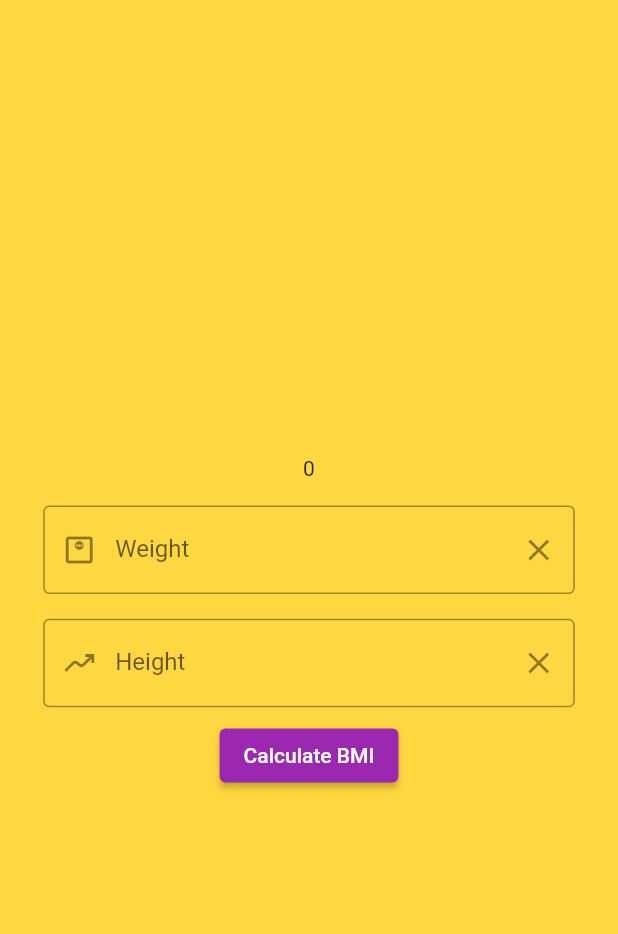
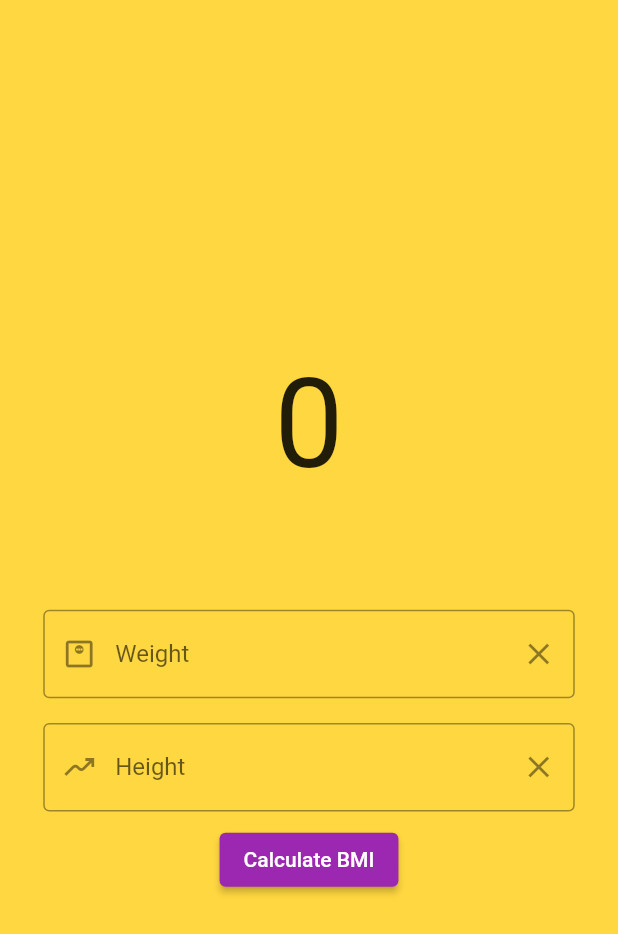
Before and after one commit to vinay-04/bmicalculator, a Flutter app: the screen it shows after launch, after a tap on "Calculate BMI", on a phone screen of 412 x 824 dp. Shown: the top 934 px of the screen. Run offline on Flutter 3.47's test engine with Material 2 defaults, Android fonts, the phone set to English and light mode, and no system bars.

Commit message:
bmi functionality resolved

```diff
--- a/lib/home.dart
+++ /dev/null
@@ -1,101 +0,0 @@
-import 'package:flutter/material.dart';
-
-class Home extends StatefulWidget {
-  const Home({super.key});
-
-  @override
-  State<Home> createState() => _HomeState();
-}
-
-String calBmi(double a, double b) {
-  double height = (a / 100) * (a / 100);
-  double weight = b;
-  String bmi = (weight / height).toString();
-  return bmi;
-}
-
-String output(String a, String b) {
-  try {
-    double height = double.parse(a);
-    double weight = double.parse(b);
-    String res = calBmi(height, weight);
-    return res;
-  } catch (e) {
-    return e.toString();
-  }
-}
-
-var primarycolor = Colors.purple;
-var bmi = "0";
-final weight = TextEditingController();
-final height = TextEditingController();
-
-class _HomeState extends State<Home> {
-  @override
-  Widget build(BuildContext context) {
-    Size size = MediaQuery.of(context).size;
-    return MaterialApp(
-        title: 'BMI Calculator',
-        theme: ThemeData(
-          scaffoldBackgroundColor: Colors.amberAccent,
-          primarySwatch: primarycolor,
-        ),
-        home: Scaffold(
-          body: Container(
-            margin: EdgeInsets.all(size.height * 0.025),
-            child: Column(
-                mainAxisAlignment: MainAxisAlignment.center,
-                crossAxisAlignment: CrossAxisAlignment.center,
-                children: [
-                  Padding(
-                    padding: EdgeInsets.all(size.height * 0.01),
-                    child: Text(bmi.toString()),
-                  ),
-                  Padding(
-                    padding: EdgeInsets.all(size.height * 0.01),
-                    child: TextField(
-                      // controller: weight,
-                      decoration: InputDecoration(
-                          border: const OutlineInputBorder(),
-                          labelText: 'Weight',
-                          suffix: const Text("Kgs"),
-                          prefixIcon: const Icon(Icons.monitor_weight_outlined),
-                          hoverColor: Colors.white,
-                          suffixIcon: IconButton(
-                            onPressed: () {
-                              weight.clear();
-                            },
-                            icon: const Icon(Icons.clear),
-                          )),
-                    ),
-                  ),
-                  Padding(
-                    padding: EdgeInsets.all(size.height * 0.01),
-                    child: TextField(
-                      controller: height,
-                      decoration: InputDecoration(
-                          border: const OutlineInputBorder(),
-                          labelText: 'Height',
-                          suffix: const Text("cm"),
-                          prefixIcon: const Icon(Icons.moving_outlined),
-                          hoverColor: Colors.white,
-                          suffixIcon: IconButton(
-                            onPressed: () {
-                              height.clear();
-                            },
-                            icon: const Icon(Icons.clear),
-                          )),
-                    ),
-                  ),
-                  ElevatedButton(
-                    onPressed: () {
-                      bmi = output(height.text, weight.text);
-                      print(bmi);
-                    },
-                    child: const Text("Calculate BMI"),
-                  ),
-                ]),
-          ),
-        ));
-  }
-}
--- a/lib/main.dart
+++ b/lib/main.dart
@@ -1,8 +1,8 @@
-import 'package:bmicalculator/home.dart';
 import 'package:flutter/material.dart';
 
 void main() {
   runApp(const MaterialApp(
+    debugShowCheckedModeBanner: false,
     home: MyApp(),
   ));
 }
@@ -14,12 +14,126 @@ class MyApp extends StatefulWidget {
   State<MyApp> createState() => _MyAppState();
 }
 
+String calBmi(double a, double b) {
+  double height = (a / 100) * (a / 100);
+  double weight = b;
+  String bmi = (weight / height).toStringAsFixed(2);
+  return bmi;
+}
+
+String output(String a, String b) {
+  try {
+    double height = double.parse(a);
+    double weight = double.parse(b);
+    String res = calBmi(height, weight);
+    // print(weight.runtimeType);
+    return res;
+  } catch (e) {
+    // print(e);
+    return e.toString();
+  }
+}
+
+var primarycolor = Colors.purple;
+var bmi = "0";
+String bmiT = "";
+final weight = TextEditingController();
+final height = TextEditingController();
+Color contColor = Colors.amberAccent;
+
 class _MyAppState extends State<MyApp> {
   @override
   Widget build(BuildContext context) {
-    return const MaterialApp(
-      debugShowCheckedModeBanner: false,
-      home: Home(),
-    );
+    Size size = MediaQuery.of(context).size;
+    return MaterialApp(
+        debugShowCheckedModeBanner: false,
+        title: 'BMI Calculator',
+        theme: ThemeData(
+          scaffoldBackgroundColor: Colors.amberAccent,
+          primarySwatch: primarycolor,
+        ),
+        home: Scaffold(
+          body: Container(
+            margin: EdgeInsets.all(size.height * 0.025),
+            child: Column(
+                mainAxisAlignment: MainAxisAlignment.center,
+                crossAxisAlignment: CrossAxisAlignment.center,
+                children: [
+                  Container(
+                    color: contColor,
+                    child: Padding(
+                      padding: EdgeInsets.all(size.height * 0.01),
+                      child: Column(
+                        children: [
+                          Text(bmi.toString(),
+                              style: TextStyle(fontSize: size.height * 0.1)),
+                          Text(bmiT,
+                              style: TextStyle(fontSize: size.height * 0.06)),
+                        ],
+                      ),
+                    ),
+                  ),
+                  Padding(
+                    padding: EdgeInsets.all(size.height * 0.01),
+                    child: TextField(
+                      controller: weight,
+                      decoration: InputDecoration(
+                          border: const OutlineInputBorder(),
+                          labelText: 'Weight',
+                          suffix: const Text("Kgs"),
+                          prefixIcon: const Icon(Icons.monitor_weight_outlined),
+                          hoverColor: Colors.white,
+                          suffixIcon: IconButton(
+                            onPressed: () {
+                              weight.clear();
+                            },
+                            icon: const Icon(Icons.clear),
+                          )),
+                    ),
+                  ),
+                  Padding(
+                    padding: EdgeInsets.all(size.height * 0.01),
+                    child: TextField(
+                      controller: height,
+                      decoration: InputDecoration(
+                          border: const OutlineInputBorder(),
+                          labelText: 'Height',
+                          suffix: const Text("cm"),
+                          prefixIcon: const Icon(Icons.moving_outlined),
+                          hoverColor: Colors.white,
+                          suffixIcon: IconButton(
+                            onPressed: () {
+                              height.clear();
+                            },
+                            icon: const Icon(Icons.clear),
+                          )),
+                    ),
+                  ),
+                  ElevatedButton(
+                    onPressed: () {
+                      setState(() {
+                        bmi = output(height.text, weight.text);
+                        if (double.parse(bmi) < 18) {
+                          contColor = const Color.fromARGB(255, 129, 129, 129);
+                          bmiT = "Underweight";
+                        } else if (double.parse(bmi) > 18 &&
+                            double.parse(bmi) < 25) {
+                          bmiT = "Normal";
+                          contColor = Colors.greenAccent;
+                        } else if (double.parse(bmi) > 25 &&
+                            double.parse(bmi) < 31) {
+                          bmiT = "Overweight";
+                          contColor = Colors.orange;
+                        } else {
+                          contColor = Colors.red;
+                          bmiT = "Obese";
+                        }
+                      });
+                    },
+                    child: const Text("Calculate BMI"),
+                  ),
+                ]),
+          ),
+        ));
   }
 }
```
Also changed, not shown: 8 other files.
